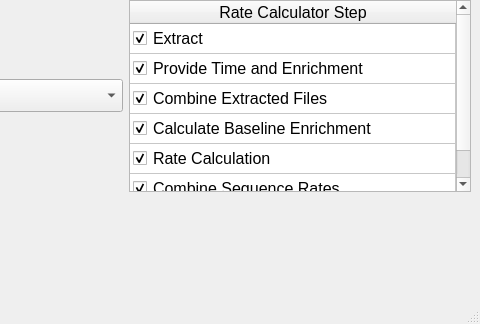
Before: the Qt Designer form ui_files/Main_Menu.ui in JC-Price/DeuteRater, drawn with Qt 5; both pictures show x 177 to 657 and y 226 to 550 of the 657 by 550 pixel window.
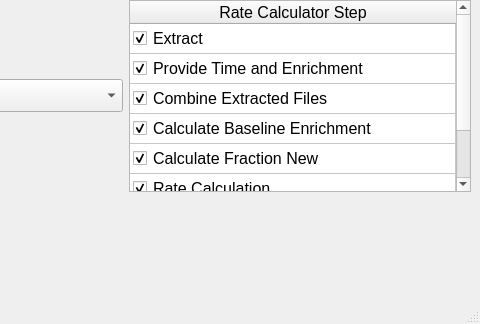
After: the same form once the commit is applied. Icons and pictures are not drawn.

Commit message: Fraction New module functional, simplified column names related to n-values

Patch:
```diff
--- a/ui_files/Main_Menu.ui
+++ b/ui_files/Main_Menu.ui
@@ -165,7 +165,7 @@
        <set>QAbstractItemView::NoEditTriggers</set>
       </property>
       <property name="rowCount">
-       <number>6</number>
+       <number>7</number>
       </property>
       <attribute name="horizontalHeaderCascadingSectionResizes">
        <bool>false</bool>
@@ -228,13 +228,21 @@
       </item>
       <item row="4" column="0">
        <property name="text">
-        <string>Rate Calculation</string>
+        <string>Calculate Fraction New</string>
        </property>
        <property name="checkState">
         <enum>Checked</enum>
        </property>
       </item>
       <item row="5" column="0">
+       <property name="text">
+        <string>Rate Calculation</string>
+       </property>
+       <property name="checkState">
+        <enum>Checked</enum>
+       </property>
+      </item>
+      <item row="6" column="0">
        <property name="text">
         <string>Combine Sequence Rates</string>
        </property>
```
The commit also changes 11 other files.
